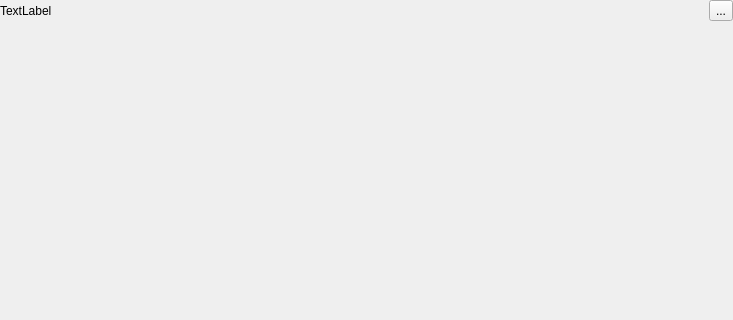
The window that Viewer/ecflowUI/src/TimelineWidget.ui (ecmwf/ecflow) describes before a commit, drawn with Qt 5; both pictures show x 0 to 733 and y 0 to 320 of the 733 by 664 pixel window.
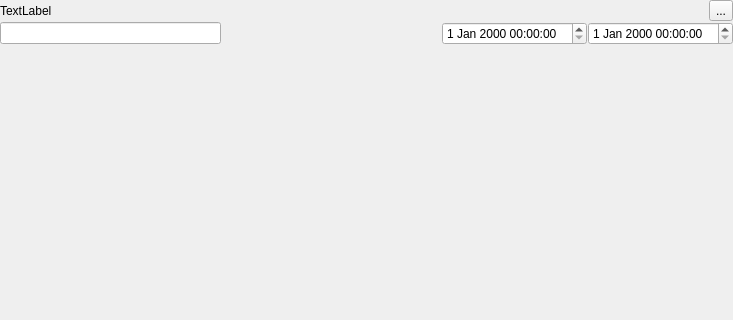
The same window after the commit. Icons and pictures are not drawn. Custom widgets are drawn as their Qt base class.

Commit message: ecFlowUI: implement timeline view ECFLOW-1264

```diff
--- a/Viewer/ecflowUI/src/TimelineWidget.ui
+++ b/Viewer/ecflowUI/src/TimelineWidget.ui
@@ -13,7 +13,7 @@
   <property name="windowTitle">
    <string>Form</string>
   </property>
-  <layout class="QVBoxLayout" name="verticalLayout" stretch="0,0,1">
+  <layout class="QVBoxLayout" name="verticalLayout" stretch="0,0,0,1">
    <property name="spacing">
     <number>1</number>
    </property>
@@ -51,6 +51,32 @@
      </item>
     </layout>
    </item>
+   <item>
+    <layout class="QHBoxLayout" name="horizontalLayout_2">
+     <item>
+      <widget class="QLineEdit" name="filterLe"/>
+     </item>
+     <item>
+      <spacer name="spacer">
+       <property name="orientation">
+        <enum>Qt::Horizontal</enum>
+       </property>
+       <property name="sizeHint" stdset="0">
+        <size>
+         <width>40</width>
+         <height>20</height>
+        </size>
+       </property>
+      </spacer>
+     </item>
+     <item>
+      <widget class="QDateTimeEdit" name="fromTimeEdit"/>
+     </item>
+     <item>
+      <widget class="QDateTimeEdit" name="toTimeEdit"/>
+     </item>
+    </layout>
+   </item>
    <item>
     <widget class="MessageLabel" name="messageLabel" native="true"/>
    </item>
```
The commit also changes 5 other files.
